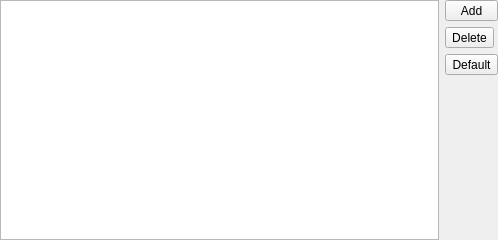
Above: components/ui/xinxlistwidget.ui from phoenix741/xinx before the change. Below: the same form after it.
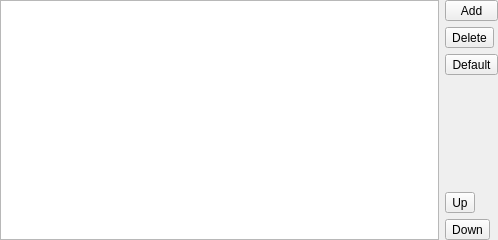
That is the form after the change. Icons and pictures are not drawn.

```diff
--- a/components/ui/xinxlistwidget.ui
+++ b/components/ui/xinxlistwidget.ui
@@ -94,6 +94,28 @@
        </property>
       </spacer>
      </item>
+     <item>
+      <widget class="QToolButton" name="m_btnUp" >
+       <property name="text" >
+        <string>Up</string>
+       </property>
+       <property name="icon" >
+        <iconset resource="../xinxpluginselector.qrc" >
+         <normaloff>:/images/up.png</normaloff>:/images/up.png</iconset>
+       </property>
+      </widget>
+     </item>
+     <item>
+      <widget class="QToolButton" name="m_btnDown" >
+       <property name="text" >
+        <string>Down</string>
+       </property>
+       <property name="icon" >
+        <iconset resource="../xinxpluginselector.qrc" >
+         <normaloff>:/images/down.png</normaloff>:/images/down.png</iconset>
+       </property>
+      </widget>
+     </item>
     </layout>
    </item>
   </layout>
```
Left out of the diff: 35 changed lines with no effect on the pictures.
